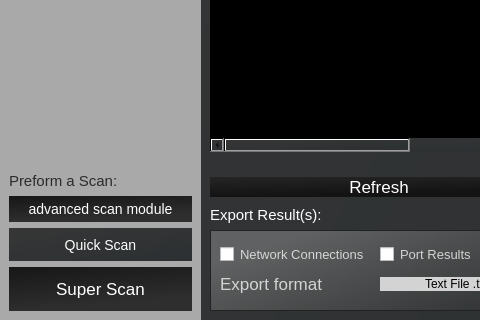
hunterjreid/HomeScan, file mainwindow.ui: the form before one commit; both pictures show x 0 to 480 and y 821 to 1141 of the 919 by 1141 pixel window.
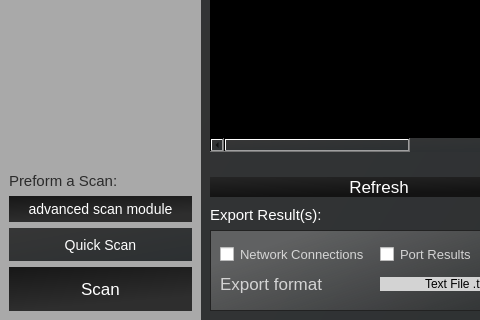
The form after the commit. Icons and pictures are not drawn. Custom widgets are drawn as their Qt base class.

Patch:
```diff
--- a/mainwindow.ui
+++ b/mainwindow.ui
@@ -405,7 +405,7 @@
 font-size:17px;</string>
                </property>
                <property name="text">
-                <string>Super Scan</string>
+                <string>Scan</string>
                </property>
               </widget>
              </item>
```
